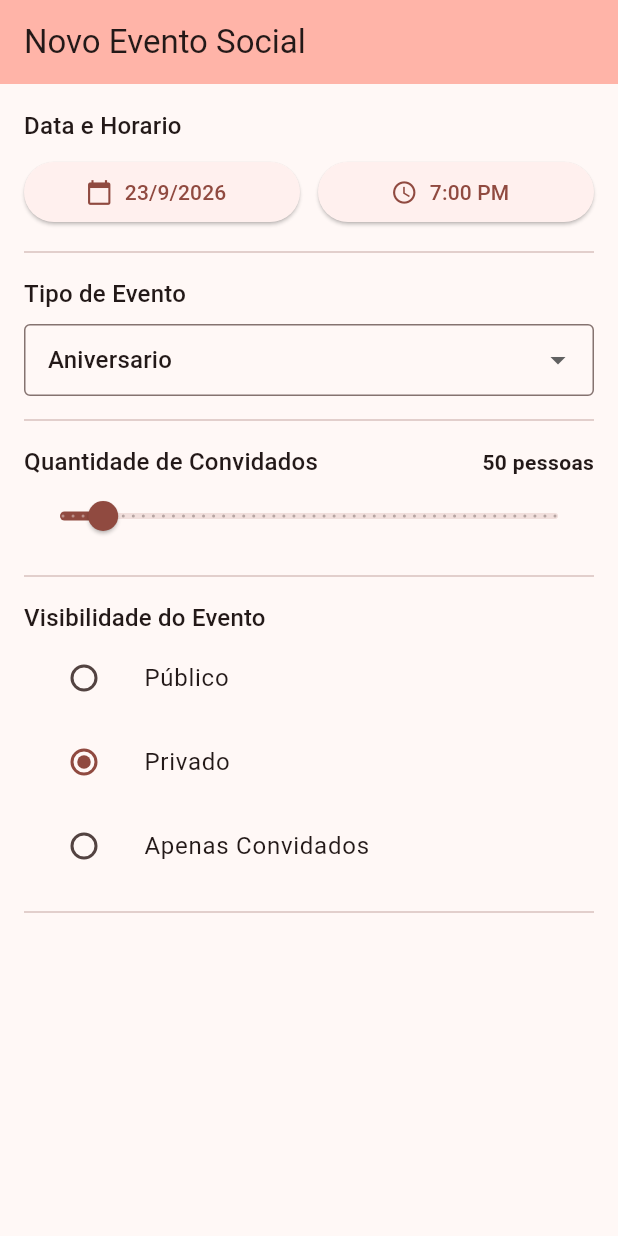
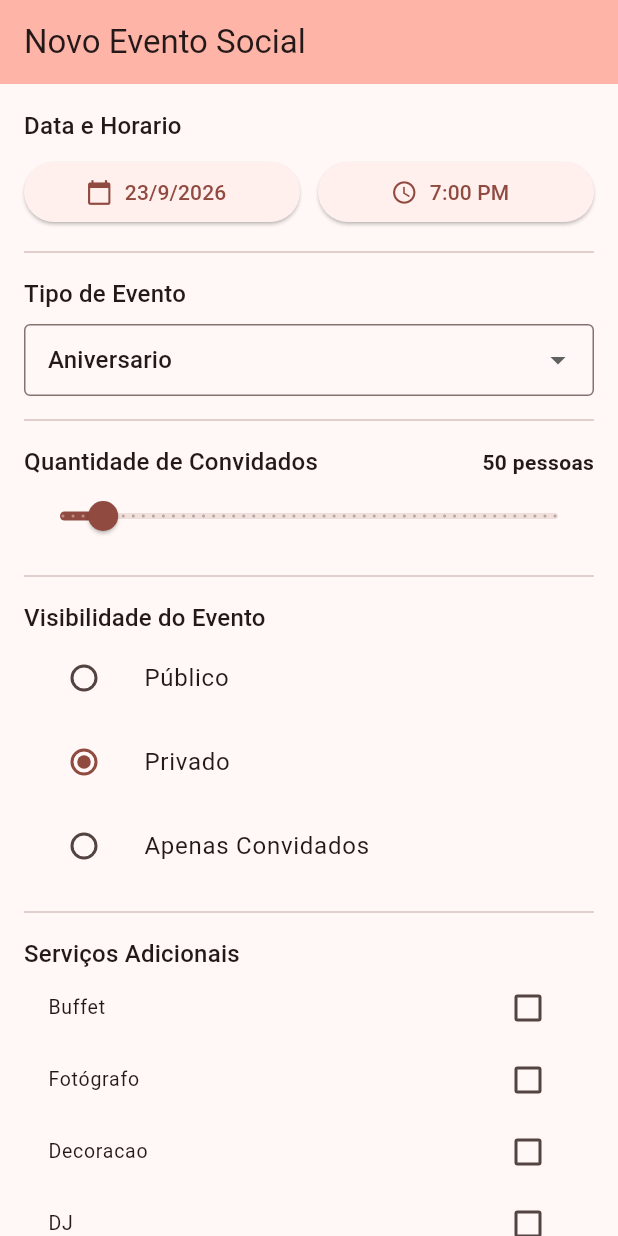
Before and after one commit to xjuuhhh/MaterialSelectionPack, a Flutter app: the screen it shows after launch, on a phone screen of 412 x 824 dp. Run offline on Flutter 3.47's test engine with Material 3 defaults, Android fonts, the phone set to English and light mode, and no system bars.

Commit message:
Implementado CheckBox em Serviços Adicionais

```diff
--- a/lib/main.dart
+++ b/lib/main.dart
@@ -41,12 +41,20 @@
   static const double _convidadosPadrao = 50.0;
   static const Visibilidade _visibilidadePadrao = .private;
 
+  static const Map<String, bool> _servicosPadrao = {
+    'Buffet': false,
+    'Fotógrafo': false,
+    'Decoracao': false,
+    'DJ': false,
+  };
+
   // ---2.Variaveis de Estado ---
   late DateTime _dataSelecionada;
   late TimeOfDay _horarioSelecionado;
   late String _tipoEventoSelecionado;
   late double _quantidadeConvidados;
   late Visibilidade _visibilidadeSelecionada;
+  late Map<String, bool> _servicosSelecionados;
 
   @override
   void initState() {
@@ -61,6 +69,7 @@
       _tipoEventoSelecionado = _tipoPadrao;
       _quantidadeConvidados = _convidadosPadrao;
       _visibilidadeSelecionada = _visibilidadePadrao;
+      _servicosSelecionados = Map<String, bool>.from(_servicosPadrao);
     });
     print('[DEBUG] Formulario resetado para os valores padrao.');
   }
@@ -76,6 +85,7 @@
     print('Tipo de evento: $_tipoEventoSelecionado');
     print('Estimativa de Convidados: ${_quantidadeConvidados.round()}');
     print('Visibilidade: $_visibilidadeSelecionada');
+    print('Serviços Adicionais: $_servicosSelecionados');
     print('=====================================');
 
     ScaffoldMessenger.of(context).showSnackBar(
@@ -255,6 +265,30 @@
               ),
             ),
             const Divider(height: 32),
+
+            // --- 6. Checkbox
+            Text(
+              'Serviços Adicionais',
+              style: Theme.of(context).textTheme.titleMedium,
+            ),
+            Column(
+              children: _servicosSelecionados.keys.map((servico) {
+                return CheckboxListTile(
+                  dense: true,
+                  title: Text(servico),
+                  value: _servicosSelecionados[servico],
+                  onChanged: (bool? marcado) {
+                    setState(() {
+                      _servicosSelecionados[servico] = marcado ?? false;
+                    });
+                    print(
+                      '[DEBUG - Checkbox] Servico "$servico" alterado para: $marcado',
+                    );
+                  },
+                );
+              }).toList(),
+            ),
+            const Divider(height: 32),
           ],
         ),
       ),
```
